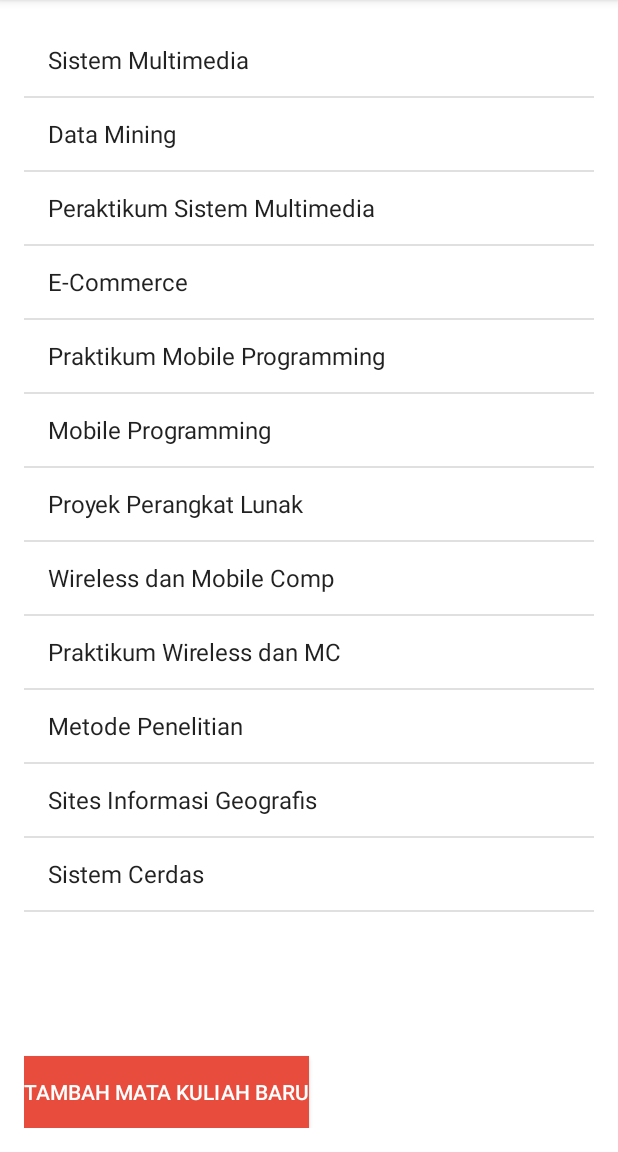
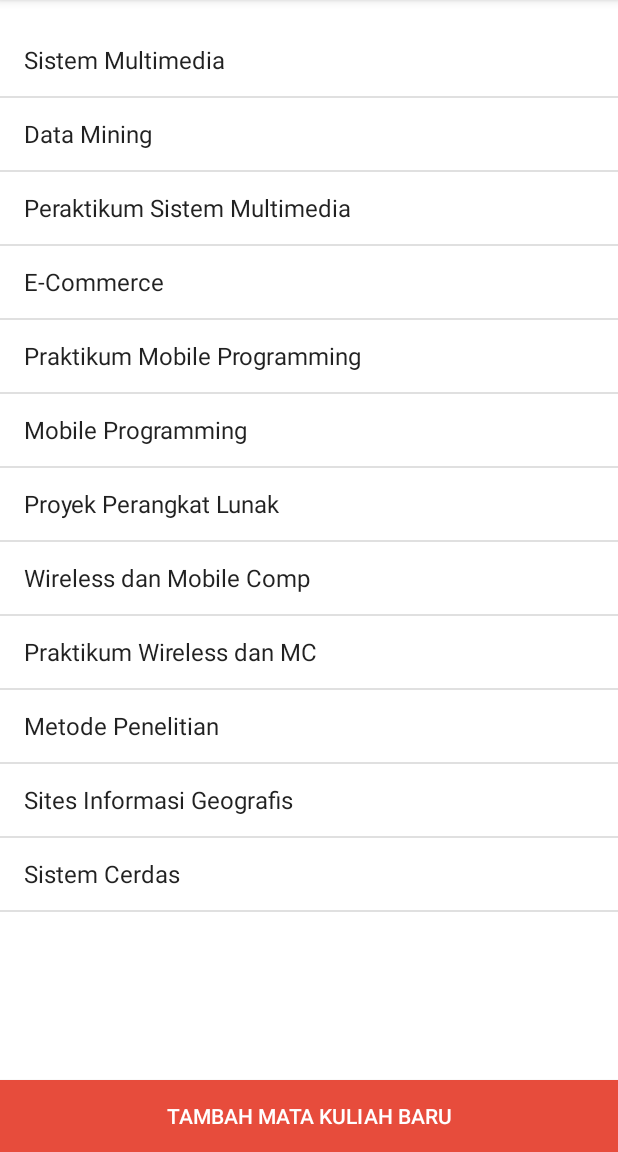
Before and after one commit to fahrirh/JadwalKu, an Android app: the LihatData screen opened directly, with no data from a screen before it, on a phone screen of 412 x 824 dp, the part 84-1236 px from its top. Run offline under Robolectric (Android 15) with nearby library versions, the light colour scheme and no system bars.

Commit message:
fixing button&padding

```diff
--- a/app/src/main/res/layout/activity_lihat_catatan.xml
+++ b/app/src/main/res/layout/activity_lihat_catatan.xml
@@ -4,9 +4,6 @@
     xmlns:tools="http://schemas.android.com/tools"
     android:layout_width="match_parent"
     android:layout_height="match_parent"
-    android:paddingBottom="@dimen/activity_vertical_margin"
-    android:paddingLeft="@dimen/activity_horizontal_margin"
-    android:paddingRight="@dimen/activity_horizontal_margin"
     android:paddingTop="@dimen/activity_vertical_margin"
     android:background="#FFFFFF"
     tools:context="hasibuan.sabtusore.LihatCatatan" >
@@ -21,7 +18,7 @@
     </ListView>
     <Button
         android:id="@+id/button2"
-        android:layout_width="wrap_content"
+        android:layout_width="match_parent"
         android:layout_height="wrap_content"
         android:text="Tambah Catatan Baru"
         android:layout_alignParentBottom="true"
--- a/app/src/main/res/layout/activity_lihat_data.xml
+++ b/app/src/main/res/layout/activity_lihat_data.xml
@@ -4,9 +4,6 @@
     xmlns:tools="http://schemas.android.com/tools"
     android:layout_width="match_parent"
     android:layout_height="match_parent"
-    android:paddingBottom="@dimen/activity_vertical_margin"
-    android:paddingLeft="@dimen/activity_horizontal_margin"
-    android:paddingRight="@dimen/activity_horizontal_margin"
     android:paddingTop="@dimen/activity_vertical_margin"
     android:background="#FFFFFF"
     tools:context="hasibuan.sabtusore.LihatData" >
@@ -21,12 +18,13 @@
     </ListView>
     <Button
         android:id="@+id/button2"
-        android:layout_width="wrap_content"
+        android:layout_width="match_parent"
         android:layout_height="wrap_content"
         android:text="Tambah Mata Kuliah Baru"
         android:layout_alignParentBottom="true"
         android:layout_alignParentLeft="true"
         android:layout_alignParentStart="true"
+        android:padding="0dp"
         android:textColor="#FFFFFF"
         android:background="#E74C3C"/>
 </RelativeLayout>
```
Also changed, not shown: app/src/main/res/layout/activity_buat_catatan.xml (+4 -4 lines).
